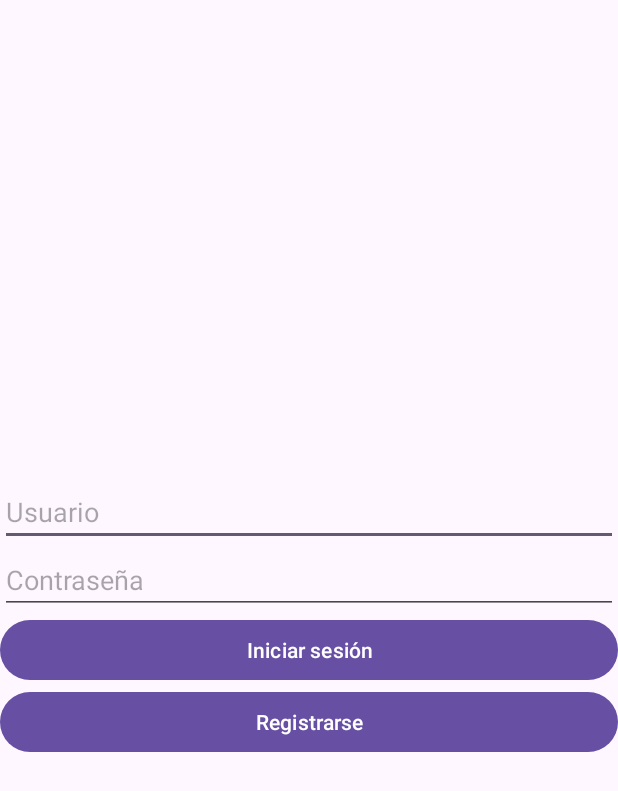
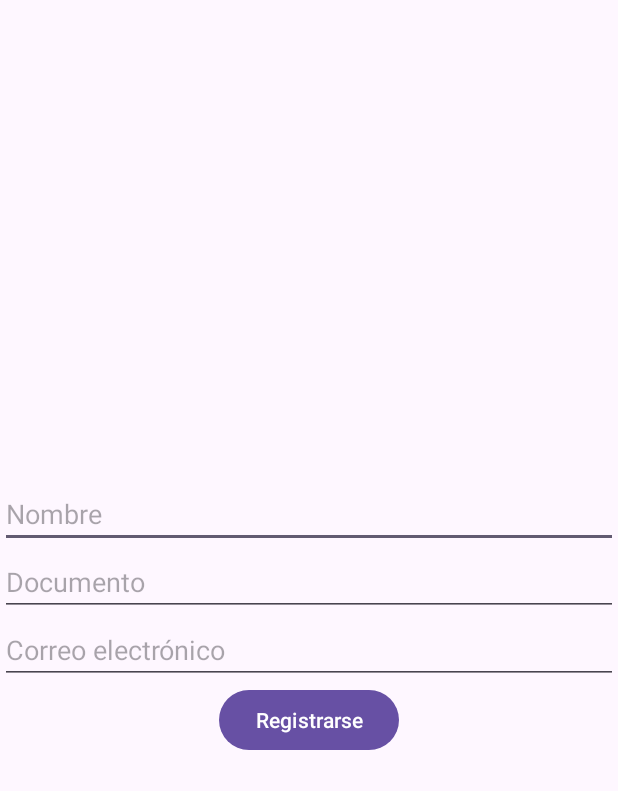
Before and after one commit to luisa1108/libreria_, an Android app: the layout activity_registro.xml on its own in the app's theme, with its tools: preview values and no code run, on a phone screen of 412 x 824 dp. Shown: the top 791 px of the screen. Run offline under Robolectric (Android 15) with nearby library versions, the phone set to English and light mode, and no system bars.

Commit message:
Se crea la clase Registro y el XML

```diff
--- a/app/src/main/java/com/triana/libreria_/Login.java
+++ b/app/src/main/java/com/triana/libreria_/Login.java
@@ -1,4 +1,5 @@
 package com.triana.libreria_;
+
 import android.os.Bundle;
 import android.view.View;
 import android.widget.Button;
@@ -44,7 +45,7 @@ public class Login extends AppCompatActivity {
         registerButton.setOnClickListener(new View.OnClickListener() {
             @Override
             public void onClick(View v) {
-                Intent intent = new Intent(Login.this, RegisterActivity.class);
+                Intent intent = new Intent(Login.this, Registro.class);
                 startActivity(intent);
             }
         });
--- a/app/src/main/res/layout/activity_login.xml
+++ b/app/src/main/res/layout/activity_registro.xml
@@ -7,28 +7,29 @@
     android:gravity="center">
 
     <EditText
-        android:id="@+id/username"
+        android:id="@+id/name"
         android:layout_width="match_parent"
         android:layout_height="wrap_content"
-        android:hint="Usuario"
+        android:hint="Nombre"
         android:inputType="text" />
 
     <EditText
-        android:id="@+id/password"
+        android:id="@+id/document"
         android:layout_width="match_parent"
         android:layout_height="wrap_content"
-        android:hint="Contraseña"
-        android:inputType="textPassword" />
+        android:hint="Documento"
+        android:inputType="number" />
 
-    <Button
-        android:id="@+id/login_button"
+    <EditText
+        android:id="@+id/email"
         android:layout_width="match_parent"
         android:layout_height="wrap_content"
-        android:text="Iniciar sesión" />
+        android:hint="Correo electrónico"
+        android:inputType="textEmailAddress" />
 
     <Button
         android:id="@+id/register_button"
-        android:layout_width="match_parent"
+        android:layout_width="wrap_content"
         android:layout_height="wrap_content"
         android:text="Registrarse" />
 
```
Also changed, not shown: app/src/main/java/com/triana/libreria_/Registro.java (added, +35 -0 lines).
